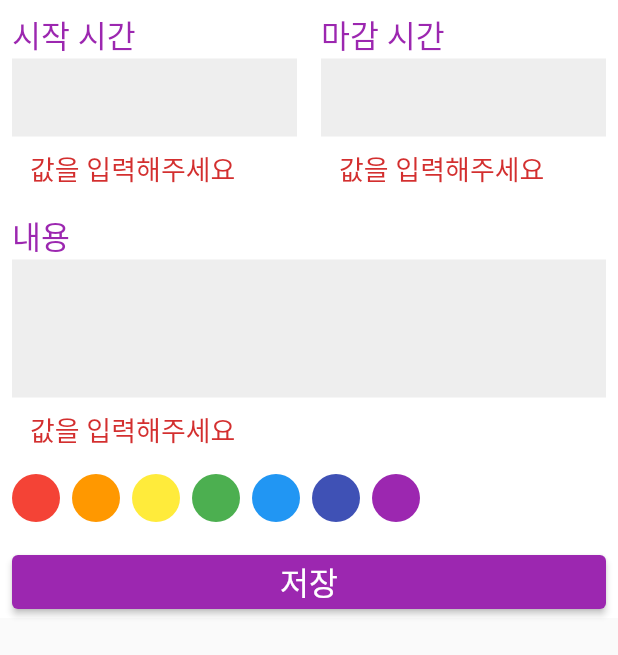
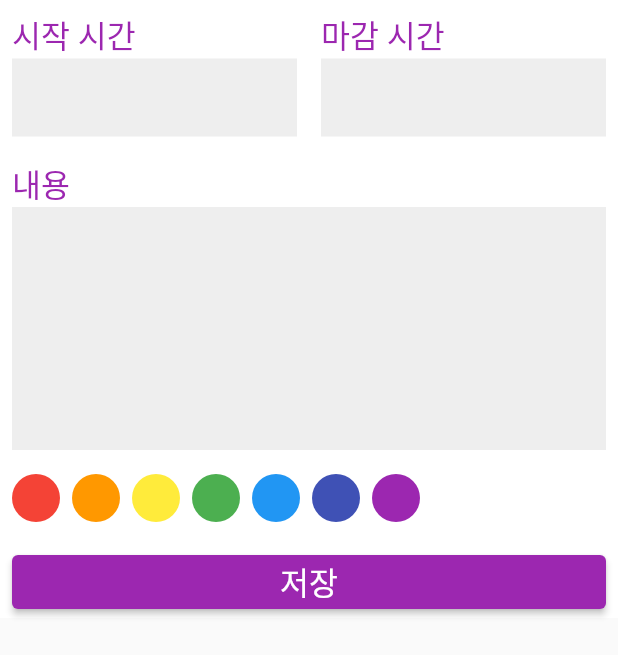
Before and after one commit to swafkorea/flutter_calendar_scheduler_study, a Flutter app: the ScheduleForm widget shown alone on an empty page, opened directly with empty values, on a phone screen of 412 x 824 dp. Shown: the top 655 px of the screen. Run offline on Flutter 3.47's test engine with Material 2 defaults, Android fonts, the phone set to English and light mode, and no system bars; our stand-ins replace drift, get_it, google_fonts, table_calendar; accounts and stored records are empty; generated files the repository leaves out were written again.

Commit message:
주석 정리

```diff
--- a/lib/screens/home.screen.dart
+++ b/lib/screens/home.screen.dart
@@ -70,7 +70,7 @@ class _HomeScreenState extends State<HomeScreen> {
     showModalBottomSheet(
       context: context,
       backgroundColor: Colors.white,
-      isScrollControlled: true, // @NOTE 01-3 bottomSheet가 화면 절반높이 제한을 넘을 수 있도록 해줌
+      isScrollControlled: true, // bottomSheet가 화면 절반높이 제한을 넘을 수 있도록 해줌
       elevation: 3,
       builder: (_) => SafeArea(
         child: ScheduleForm(
--- a/lib/theme.dart
+++ b/lib/theme.dart
@@ -4,6 +4,7 @@ import 'package:google_fonts/google_fonts.dart';
 import 'constants.dart';
 
 ThemeData appTheme(BuildContext context) => ThemeData(
+      // @TODO material3 적용
       primarySwatch: primaryColor,
       // google_fonts 사용
       // 간단하게는 다음처럼...
@@ -26,7 +27,7 @@ ThemeData appTheme(BuildContext context) => ThemeData(
               overline: const TextStyle(fontSize: fontSize * 0.625),
             ),
       ),
-      // @NOTE 03 input field theme
+      // input field theme
       inputDecorationTheme: InputDecorationTheme(
         border: InputBorder.none,
         filled: true,
--- a/lib/widgets/schedule_form.dart
+++ b/lib/widgets/schedule_form.dart
@@ -30,23 +30,23 @@ class _ScheduleFormState extends State<ScheduleForm> {
   int? endTime;
   String? content;
 
+  AutovalidateMode autovalidateMode = AutovalidateMode.disabled;
+
   @override
   Widget build(BuildContext context) {
-    final bottomInset = MediaQuery.of(context).viewInsets.bottom; // @NOTE 01 키패드가 차지하는 높이
+    final bottomInset = MediaQuery.of(context).viewInsets.bottom; // 키패드가 차지하는 높이
 
     return GestureDetector(
       onTap: () {
-        // @NOTE 05 text field 밖으로 포커스가 이동될 때 키보드 숨김
+        // text field 밖으로 포커스가 이동될 때 키보드 숨김
         FocusScope.of(context).requestFocus(FocusNode());
       },
       child: SafeArea(
         child: Container(
-          color: Colors.white, // @NOTE 05-1 지정 안했을때 focus out 동작 확인
-          height:
-              MediaQuery.of(context).size.height / 2 + bottomInset, // @NOTE 01-1 키패드 만큼 사이즈를 늘여줌.
+          color: Colors.white, // 지정 안했을때 focus out 동작 확인
+          height: MediaQuery.of(context).size.height / 2 + bottomInset, // 키패드 만큼 사이즈를 늘여줌.
           child: Padding(
-            padding: const EdgeInsets.all(spaceSize / 2)
-                .copyWith(bottom: bottomInset), // @NOTE 01-2 하단 여백
+            padding: const EdgeInsets.all(spaceSize / 2).copyWith(bottom: bottomInset), // 하단 여백
             // 2 - 02. 입력값의 상위 컴포넌트에 Form 필드로 감싸준다
             // key 값을 지정해줌 form안에 있는 모든 텍스트 필드들이 어덯게
             // 동작하는지 컨트롤해주는 값
@@ -54,7 +54,7 @@ class _ScheduleFormState extends State<ScheduleForm> {
               // 2 - 04. key에 formKey를 넣어준다
               key: formKey,
               // 3 - 02. 자동으로 검증한다
-              autovalidateMode: AutovalidateMode.always,
+              autovalidateMode: autovalidateMode,
               child: Column(
                 crossAxisAlignment: CrossAxisAlignment.start,
                 children: [
@@ -191,11 +191,9 @@ class _SaveButton extends StatelessWidget {
 
   @override
   Widget build(BuildContext context) {
-    return Container(
-      child: ElevatedButton(
-        onPressed: onPressed,
-        child: const Text('저장'),
-      ),
+    return ElevatedButton(
+      onPressed: onPressed,
+      child: const Text('저장'),
     );
   }
 }
@@ -210,7 +208,7 @@ class _ColorPicker extends StatelessWidget {
 
   @override
   Widget build(BuildContext context) {
-    // @NOTE 04 item들 사이에 간격을 주기 위해서 wrap widget 사용
+    // item들 사이에 간격을 주기 위해서 wrap widget 사용
     return Wrap(
       spacing: 8,
       runSpacing: 10,
```
Also changed, not shown: lib/widgets/custom_text_field.dart (+8 -8 lines).
